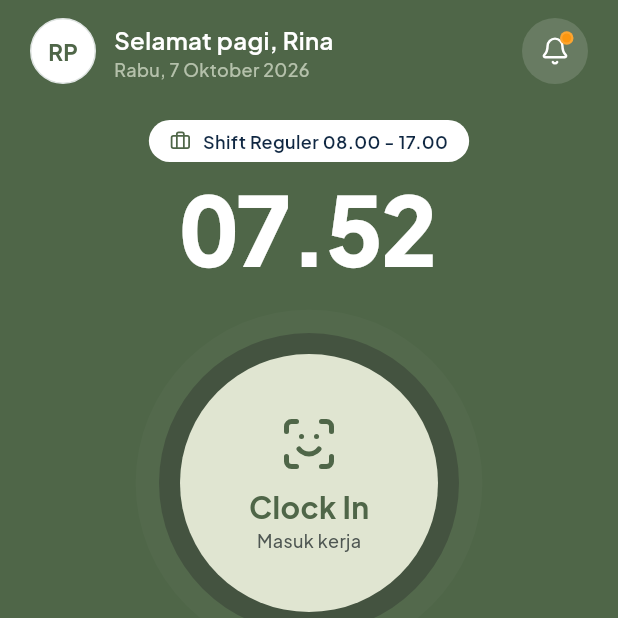
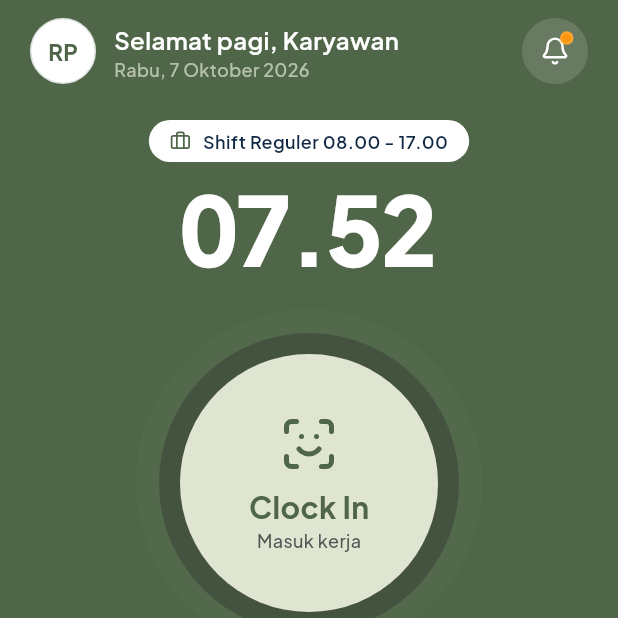
Before and after one commit to chikawastaken/HadirMetrik, a Flutter app: the Home screen opened directly, on a phone screen of 412 x 824 dp, the top half of it. Run offline on Flutter 3.47's test engine with Material 3 defaults, Android fonts, the phone set to English and light mode, and no system bars; our stand-ins replace app_links, lucide_icons_flutter; accounts and stored records are empty.

Commit message:
fix(UI): replace hardcoded rina with app.profile

```diff
--- a/lib/screens/home.dart
+++ b/lib/screens/home.dart
@@ -240,7 +240,7 @@ class _Hero extends StatelessWidget {
           gap12,
           Expanded(
             child: Column(crossAxisAlignment: CrossAxisAlignment.start, children: [
-              Text('Selamat ${_greeting(now.hour)}, Rina', style: T.h3.copyWith(color: Colors.white)),
+              Text('Selamat ${_greeting(now.hour)}, ${app.profile?.employee.fullName?.split(' ').first ?? 'Karyawan'}', style: T.h3.copyWith(color: Colors.white)),
               Text(tanggal(now), style: T.caption.copyWith(color: C.mid)),
             ]),
           ),
--- a/lib/screens/me.dart
+++ b/lib/screens/me.dart
@@ -100,13 +100,13 @@ class Profile extends StatelessWidget {
         children: [
           AppCard(
             child: Column(children: [
-              Avatar(rina.initials, size: 76, dot: C.accent),
+              Avatar(app.profile?.employee.initials ?? 'PK', size: 76, dot: C.accent),
               gap12,
-              Text(rina.name, style: T.h2),
-              Text('${rina.role} · ${rina.division}', style: T.caption),
+              Text(app.profile?.employee.fullName ?? '-', style: T.h2),
+              Text('${app.profile?.employee.jobTitle ?? '-'} · ${app.profile?.employee.division?.name ?? '-'}', style: T.caption),
               gap12,
               Row(mainAxisAlignment: MainAxisAlignment.center, children: [
-                Pill(rina.id, icon: LucideIcons.idCard, tone: Tone.neutral),
+                Pill(app.profile?.employee.employeeNumber ?? '-', icon: LucideIcons.idCard, tone: Tone.neutral),
                 gap8,
                 const Pill('Terverifikasi', icon: LucideIcons.badgeCheck),
               ]),
@@ -311,7 +311,7 @@ class _PayState extends State<Pay> {
           final extra = p.gross - pokok - tunj;
           return Screen(
             inShell: true,
-            header: PageHeader('Gaji', subtitle: '${rina.name} · ${rina.division}', back: true, actions: [
+            header: PageHeader('Gaji', subtitle: '${app.profile?.employee.fullName ?? '-'} · ${app.profile?.employee.division?.name ?? '-'}', back: true, actions: [
               CircleBtn(LucideIcons.circleQuestionMark, tooltip: 'Cara perhitungan gaji', onTap: () => _howTo(context)),
             ]),
             children: [
@@ -471,9 +471,9 @@ class Slip extends StatelessWidget {
             ]),
             gap12,
             for (final (k, v) in [
-              ('Nama', rina.name),
-              ('ID karyawan', rina.id),
-              ('Jabatan', '${rina.role}, ${rina.division}'),
+              ('Nama', app.profile?.employee.fullName ?? '-'),
+              ('ID karyawan', app.profile?.employee.employeeNumber ?? '-'),
+              ('Jabatan', '${app.profile?.employee.jobTitle ?? '-'}, ${app.profile?.employee.division?.name ?? '-'}'),
               ('Periode', '1 sampai ${p.month.startsWith('September') ? 30 : 31} ${p.month.split(' ').first.substring(0, 3)} 2026'),
               ('Dibayar', paidDay),
             ])
@@ -502,7 +502,7 @@ class Slip extends StatelessWidget {
               ]),
             ),
             gap12,
-            Text('Ditransfer ke BCA •••• 4417 atas nama Rina Pratiwi', style: T.caption),
+            Text('Ditransfer ke BCA •••• 4417 atas nama ${app.profile?.employee.fullName ?? 'Karyawan'}', style: T.caption),
             gap16,
             Container(
               padding: const EdgeInsets.all(12),
```
Also changed, not shown: lib/state.dart (+10 -0 lines).
